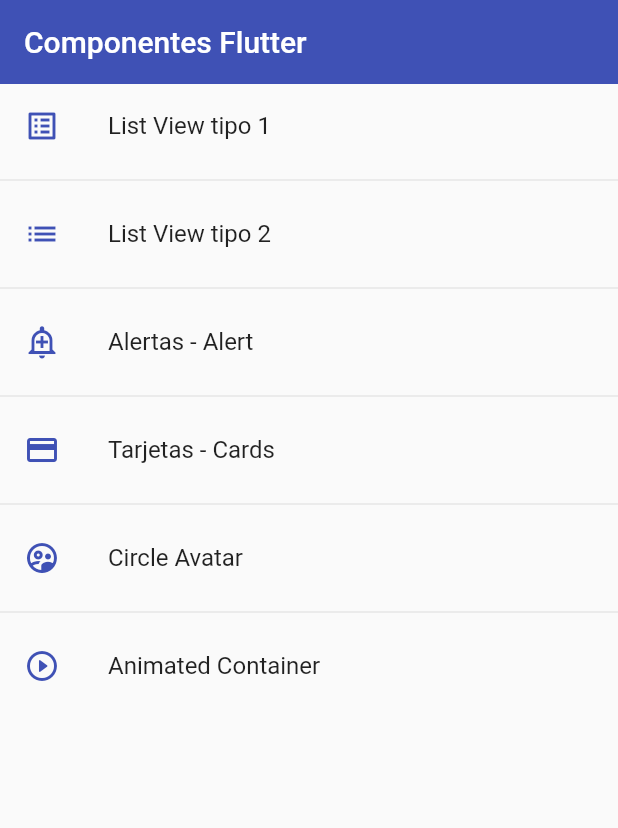
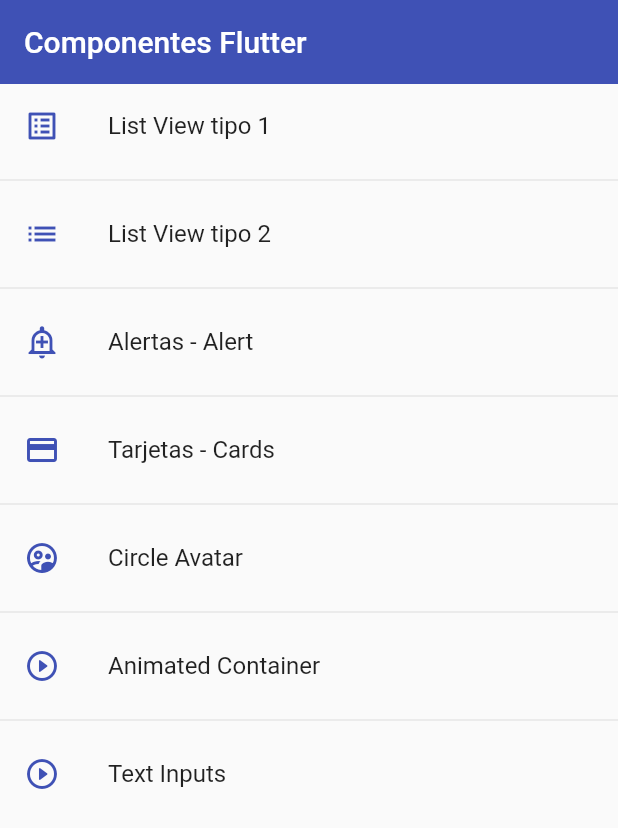
Before and after one commit to RommelOlachea/flutter-components, a Flutter app: the screen it shows after launch, on a phone screen of 412 x 824 dp. Shown: the top 828 px of the screen. Run offline on Flutter 3.47's test engine with Material 2 defaults, Android fonts, the phone set to English and light mode, and no system bars.

```diff
--- a/lib/router/app_routes.dart
+++ b/lib/router/app_routes.dart
@@ -1,6 +1,5 @@
 import 'package:flutter/material.dart';
 import 'package:flutter_components/models/models.dart';
-import 'package:flutter_components/screens/animated_screen.dart';
 import 'package:flutter_components/screens/screens.dart';
 
 class AppRoute {
@@ -43,6 +42,11 @@ class AppRoute {
         name: 'Animated Container',
         screen: const AnimatedScreen(),
         icon: Icons.play_circle_outline_rounded),
+    MenuOption(
+        route: 'inputs',
+        name: 'Text Inputs',
+        screen: const InputsScreen(),
+        icon: Icons.play_circle_outline_rounded),
   ];
 
   static Map<String, Widget Function(BuildContext)> getAppRoutes() {
--- a/lib/screens/screens.dart
+++ b/lib/screens/screens.dart
@@ -1,6 +1,8 @@
 export 'package:flutter_components/screens/alert_screen.dart';
+export 'package:flutter_components/screens/animated_screen.dart';
 export 'package:flutter_components/screens/avatar_screen.dart';
 export 'package:flutter_components/screens/card_screen.dart';
 export 'package:flutter_components/screens/home_screen.dart';
+export 'package:flutter_components/screens/inputs_screen.dart';
 export 'package:flutter_components/screens/listview1_screen.dart';
 export 'package:flutter_components/screens/listview2_screen.dart';
```
Also changed, not shown: lib/screens/inputs_screen.dart (added, +14 -0 lines).
